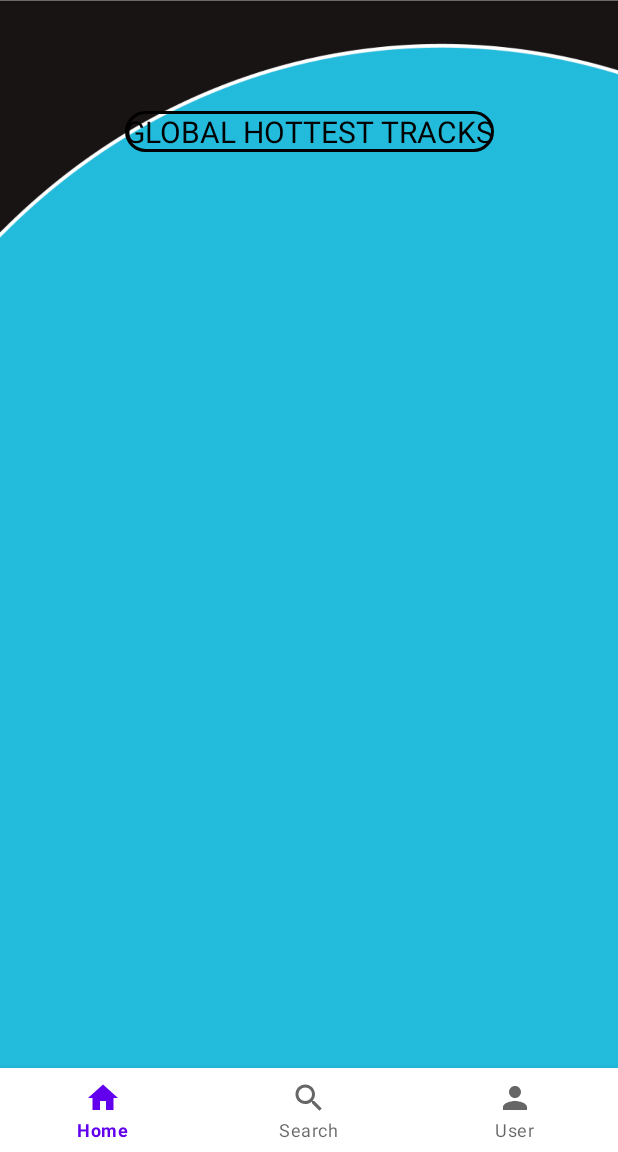
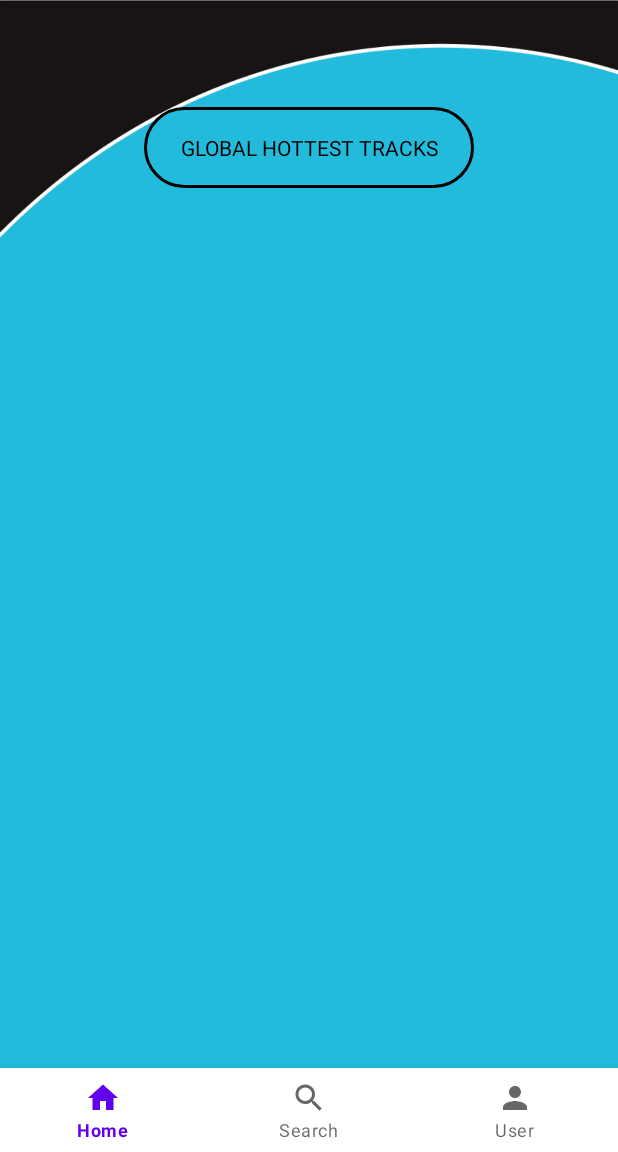
Before and after one commit to ahyeung/Inventum, an Android app: the HomeFragment screen opened directly, with no data from a screen before it, on a phone screen of 412 x 824 dp, the part 84-1236 px from its top. Run offline under Robolectric (Android 15) with nearby library versions, the phone set to English and light mode, and no system bars; our stand-ins replace Volley; libraries missing offline, so code that uses them is left out: com.spotify.android, com.spotify.protocol; network calls fail; 4 statements that could not run were skipped.

Commit message:
UI changes

```diff
--- a/app/src/main/res/layout/fragment_home.xml
+++ b/app/src/main/res/layout/fragment_home.xml
@@ -10,11 +10,12 @@
     <TextView
         android:id="@+id/welcomeText"
         android:background="@drawable/rounded_white"
-        android:layout_width="wrap_content"
-        android:layout_height="wrap_content"
+        android:layout_width="220dp"
+        android:layout_height="54dp"
+        android:textAlignment="center"
+        android:paddingTop="17dp"
         android:text="GLOBAL HOTTEST TRACKS"
         android:textColor="@color/black"
-        android:textSize="20dp"
         app:layout_constraintTop_toTopOf="parent"
         app:layout_constraintLeft_toLeftOf="parent"
         app:layout_constraintBottom_toBottomOf="parent"
```
